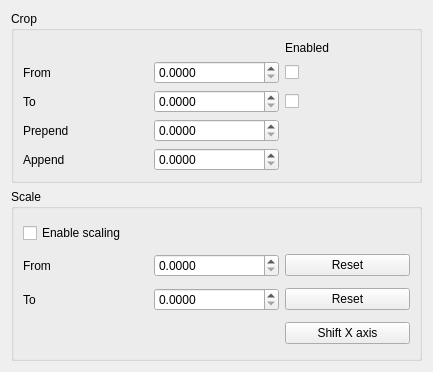
Old version of the form forms/cropscalewidget.ui in the repository echmet/SignalMixer.
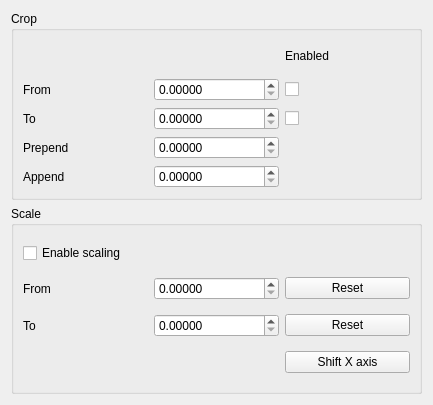
New version of the form.

Commit message: Increase precision to 5 decimal digits in CropScaleWidget spinboxes

Patch:
```diff
--- a/forms/cropscalewidget.ui
+++ b/forms/cropscalewidget.ui
@@ -7,7 +7,7 @@
     <x>0</x>
     <y>0</y>
     <width>433</width>
-    <height>372</height>
+    <height>405</height>
    </rect>
   </property>
   <property name="windowTitle">
@@ -25,7 +25,7 @@
         <item row="2" column="1">
          <widget class="QDoubleSpinBox" name="qdspbox_cropFrom">
           <property name="decimals">
-           <number>4</number>
+           <number>5</number>
           </property>
          </widget>
         </item>
@@ -39,7 +39,7 @@
         <item row="3" column="1">
          <widget class="QDoubleSpinBox" name="qdspbox_cropTo">
           <property name="decimals">
-           <number>4</number>
+           <number>5</number>
           </property>
          </widget>
         </item>
@@ -60,7 +60,7 @@
         <item row="4" column="1">
          <widget class="QDoubleSpinBox" name="qdspbox_prepend">
           <property name="decimals">
-           <number>4</number>
+           <number>5</number>
           </property>
          </widget>
         </item>
@@ -95,7 +95,7 @@
         <item row="5" column="1">
          <widget class="QDoubleSpinBox" name="qdspbox_append">
           <property name="decimals">
-           <number>4</number>
+           <number>5</number>
           </property>
          </widget>
         </item>
@@ -118,7 +118,7 @@
         <item row="2" column="1">
          <widget class="QDoubleSpinBox" name="qdspbox_scaleFrom">
           <property name="decimals">
-           <number>4</number>
+           <number>5</number>
           </property>
          </widget>
         </item>
@@ -132,7 +132,7 @@
         <item row="3" column="1">
          <widget class="QDoubleSpinBox" name="qdspbox_scaleTo">
           <property name="decimals">
-           <number>4</number>
+           <number>5</number>
           </property>
          </widget>
         </item>
```
The commit also changes 1 other file.
